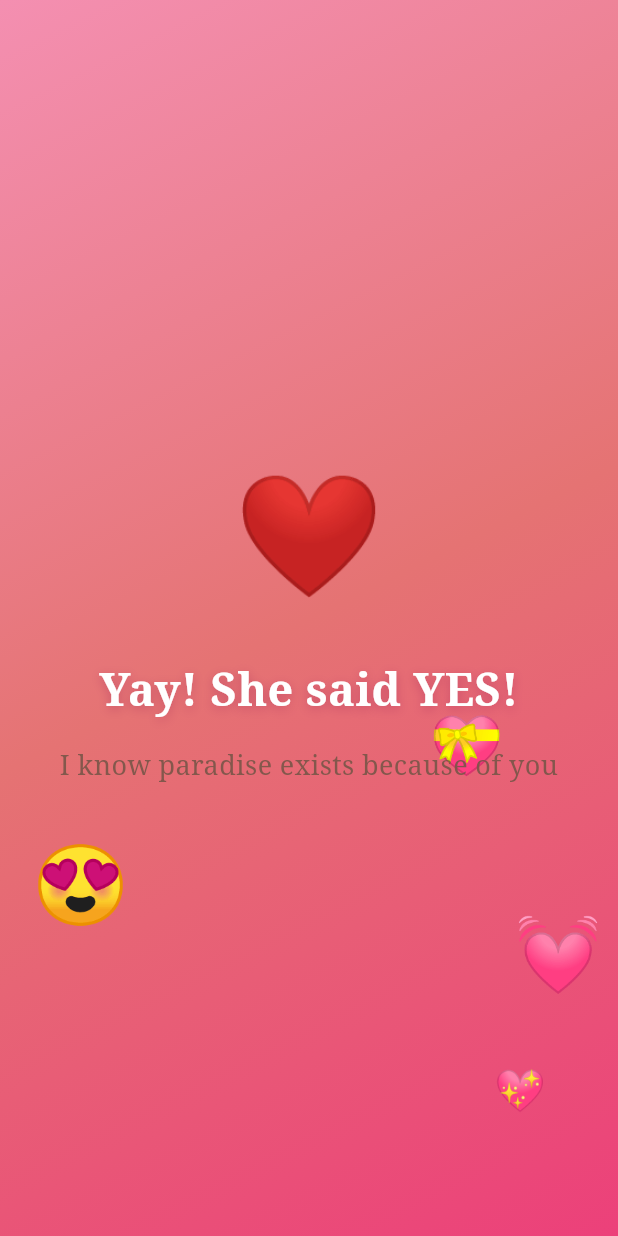
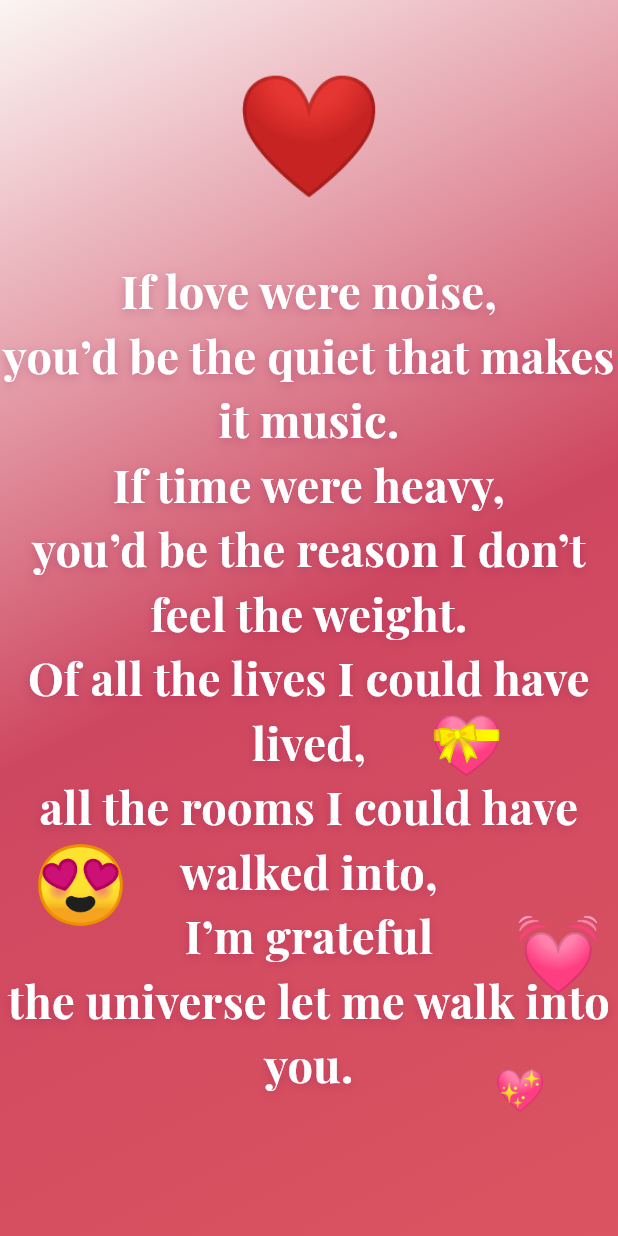
Before and after one commit to BankoleOcean29/hello_faith, a Flutter app: the YesResponsePage screen opened directly, on a phone screen of 412 x 824 dp. Run offline on Flutter 3.47's test engine with Material 3 defaults, Android fonts, the phone set to English and light mode, and no system bars; our stand-ins replace google_fonts, web; statements that could not run were skipped.

Commit message:
text theme update

```diff
--- a/lib/main.dart
+++ b/lib/main.dart
@@ -1,4 +1,5 @@
 import 'package:flutter/material.dart';
+import 'package:google_fonts/google_fonts.dart';
 import 'dart:math';
 import 'package:web/web.dart' as web;
 import 'dart:convert';
@@ -17,7 +18,9 @@ class ValentineApp extends StatelessWidget {
       title: 'Be My Valentine',
       theme: ThemeData(
         primarySwatch: Colors.pink,
-        fontFamily: 'serif',
+        textTheme: GoogleFonts.playfairDisplayTextTheme(
+          Theme.of(context).textTheme,
+        )
       ),
       debugShowCheckedModeBanner: false,
       home: const SplashScreen(),
@@ -176,7 +179,7 @@ class _SplashScreenState extends State<SplashScreen>
         ),
         const SizedBox(height: 12),
         Text(
-          'Preparing your surprise...',
+          'just a second...',
           style: TextStyle(
             color: Colors.white.withOpacity(0.7),
             fontSize: 16,
@@ -479,13 +482,14 @@ class _YesResponsePageState extends State<YesResponsePage>
 
           return Container(
             decoration: BoxDecoration(
+              //color: Color(0xff04395E),
               gradient: LinearGradient(
                 begin: Alignment.topLeft,
                 end: Alignment.bottomRight,
                 colors: [
-                  Colors.pink.shade200,
-                  Colors.red.shade300,
-                  Colors.pink.shade400,
+                  Color(0xffFBF5F3),
+                  Color(0xffCE4760),
+                  Color(0xffDB5461),
                 ],
               ),
             ),
@@ -531,7 +535,14 @@ class _YesResponsePageState extends State<YesResponsePage>
                       ),
                       const SizedBox(height: 24),
                       Text(
-                        'Yay! She said YES!',
+                        'If love were noise,\n'
+                        'you’d be the quiet that makes it music.\n'
+                        'If time were heavy,\n'
+                        'you’d be the reason I don’t feel the weight.\n'
+                        'Of all the lives I could have lived,\n'
+                        'all the rooms I could have walked into,\n'
+                            'I’m grateful\n'
+                      'the universe let me walk into you.\n',
                         textAlign: TextAlign.center,
                         style: TextStyle(
                           fontSize: isMobile ? 30 : 42,
@@ -547,14 +558,7 @@ class _YesResponsePageState extends State<YesResponsePage>
                         ),
                       ),
                       const SizedBox(height: 16),
-                      Text(
-                        'I know paradise exists because of you',
-                        textAlign: TextAlign.center,
-                        style: TextStyle(
-                          fontSize: isMobile ? 18 : 24,
-                          color: Colors.brown.withOpacity(0.9),
-                        ),
-                      ),
+
                     ],
                   ),
                 ),
```
Also changed, not shown: pubspec.yaml (+7 -0 lines), 2 other files.
